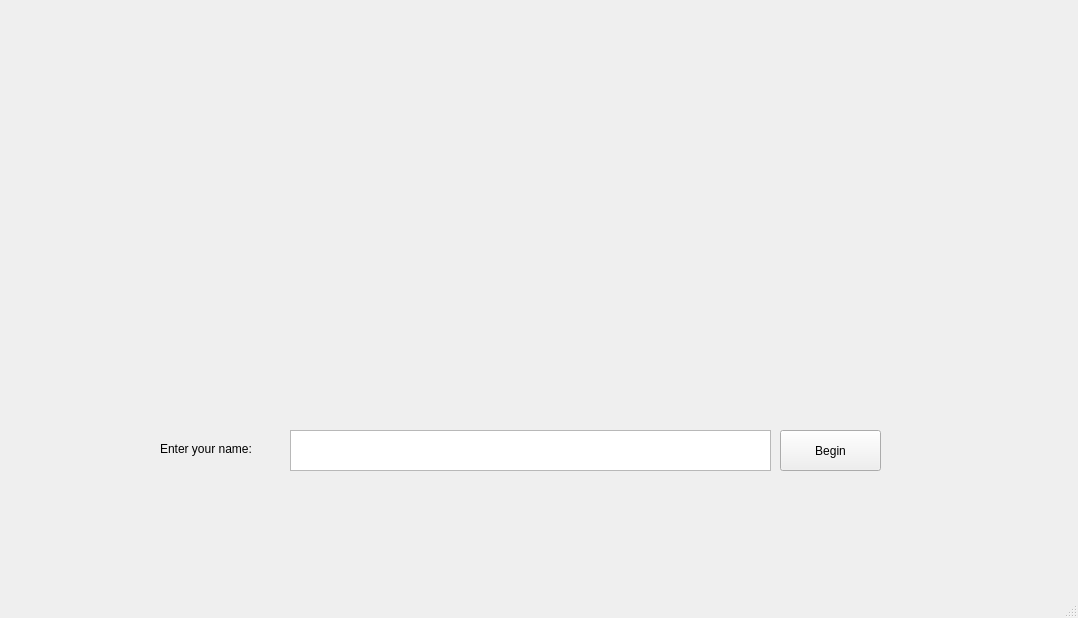
Above: mainwindow.ui from andresuriza/Proyecto_I_-_Juego_de_Memoria before the change. Below: the same form after it.
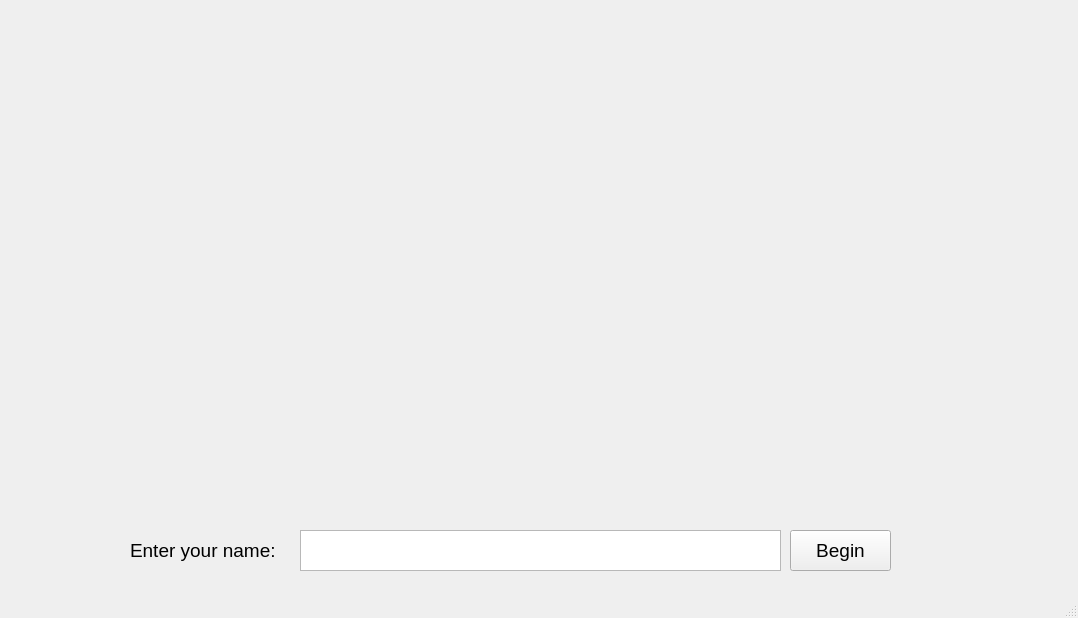
That is the form after the change.

The edit to the form file:
```diff
--- a/mainwindow.ui
+++ b/mainwindow.ui
@@ -17,22 +17,32 @@
    <widget class="QTextEdit" name="textEdit">
     <property name="geometry">
      <rect>
-      <x>290</x>
-      <y>430</y>
+      <x>300</x>
+      <y>530</y>
       <width>481</width>
       <height>41</height>
      </rect>
     </property>
+    <property name="font">
+     <font>
+      <pointsize>14</pointsize>
+     </font>
+    </property>
    </widget>
    <widget class="QPushButton" name="pushButton">
     <property name="geometry">
      <rect>
-      <x>780</x>
-      <y>430</y>
+      <x>790</x>
+      <y>530</y>
       <width>101</width>
       <height>41</height>
      </rect>
     </property>
+    <property name="font">
+     <font>
+      <pointsize>14</pointsize>
+     </font>
+    </property>
     <property name="text">
      <string>Begin</string>
     </property>
@@ -40,12 +50,17 @@
    <widget class="QLabel" name="label">
     <property name="geometry">
      <rect>
-      <x>160</x>
-      <y>440</y>
-      <width>111</width>
-      <height>17</height>
+      <x>130</x>
+      <y>540</y>
+      <width>161</width>
+      <height>21</height>
      </rect>
     </property>
+    <property name="font">
+     <font>
+      <pointsize>14</pointsize>
+     </font>
+    </property>
     <property name="text">
      <string>Enter your name:</string>
     </property>
```
